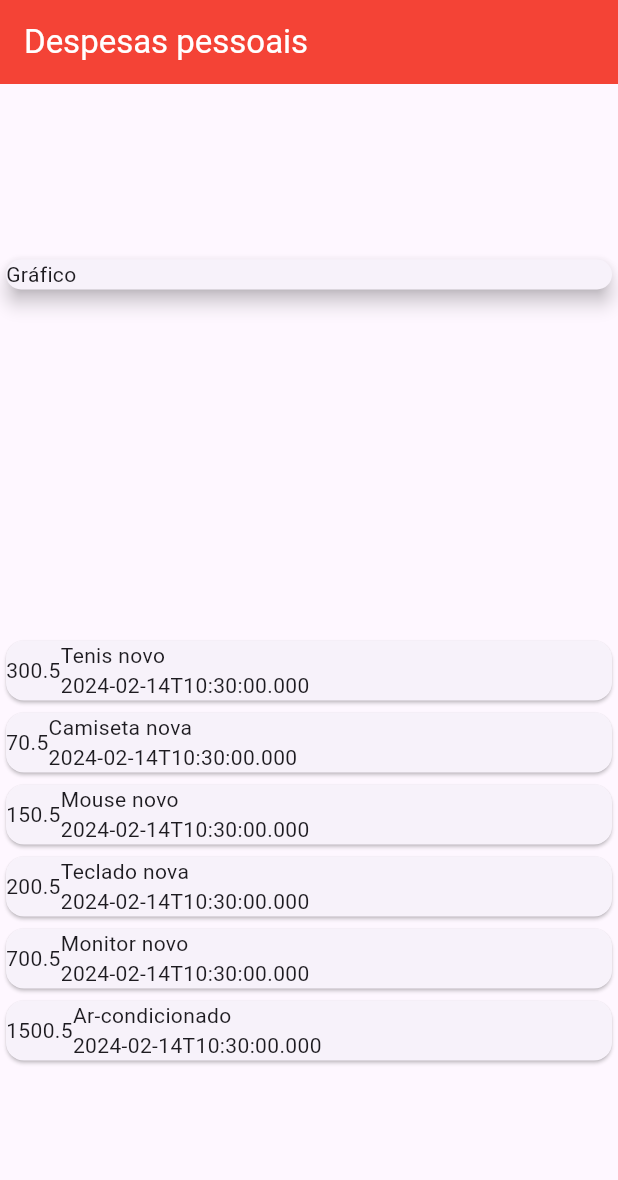
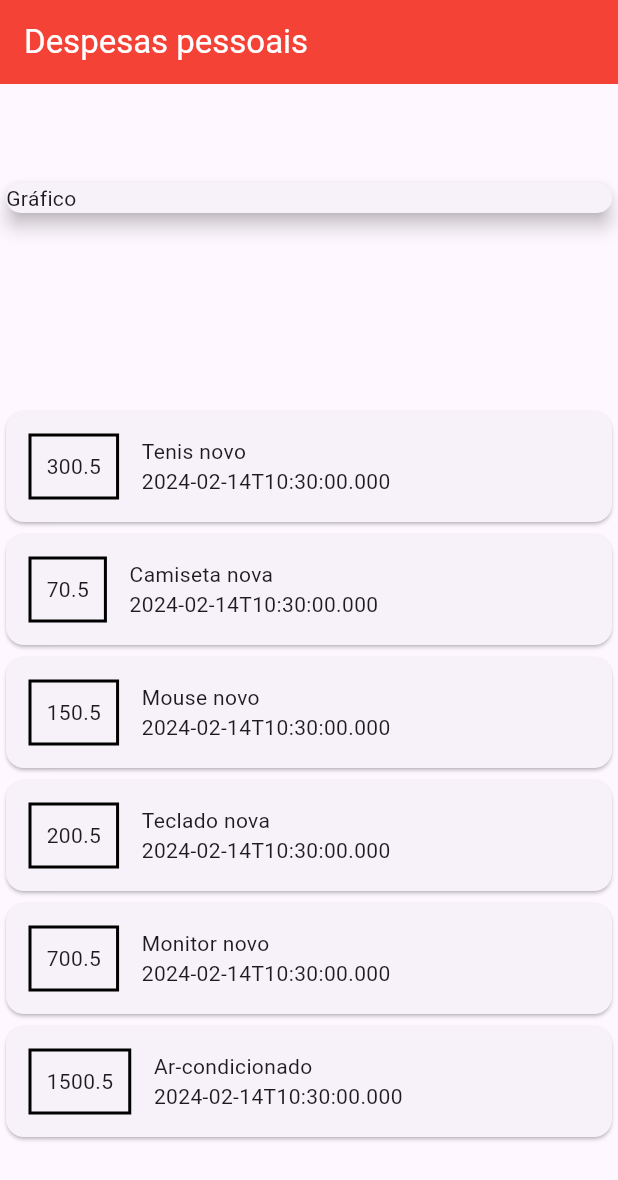
Before and after one commit to gabrielnavas/expenses-flutter-app, a Flutter app: the screen it shows after launch, on a phone screen of 412 x 824 dp. Shown: the top 1180 px of the screen. Run offline on Flutter 3.47's test engine with Material 3 defaults, Android fonts, the phone set to English and light mode, and no system bars.

Commit message:
add style to container

```diff
--- a/lib/main.dart
+++ b/lib/main.dart
@@ -50,7 +50,7 @@ class MyHomePage extends StatelessWidget {
           crossAxisAlignment: CrossAxisAlignment.stretch,
           children: [
             Container(
-              child: Card(
+              child: const Card(
                 child: Text('Gráfico'),
                 elevation: 5,
               ),
@@ -61,6 +61,17 @@ class MyHomePage extends StatelessWidget {
                         child: Row(
                           children: [
                             Container(
+                              margin: const EdgeInsets.symmetric(
+                                horizontal: 15,
+                                vertical: 15,
+                              ),
+                              padding: const EdgeInsets.all(10),
+                              decoration: BoxDecoration(
+                                border: Border.all(
+                                  color: Colors.black,
+                                  width: 2,
+                                ),
+                              ),
                               child: Text(transaction.value.toString()),
                             ),
                             Column(
```
